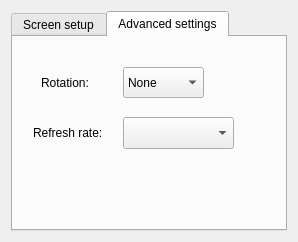
First picture: the form in lxqt-config-monitor/monitorwidget.ui, repository lxqt/lxqt-config, before the edit.
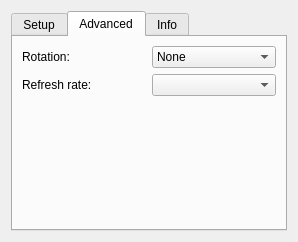
Second picture: the form after the edit. The open tabs and pages were chosen to show the change.

Commit message: lxqt-config-monitor: Display EDID information in an additional tab

```diff
--- a/lxqt-config-monitor/monitorwidget.ui
+++ b/lxqt-config-monitor/monitorwidget.ui
@@ -21,7 +21,7 @@
      </property>
      <widget class="QWidget" name="tabSettings">
       <attribute name="title">
-       <string>Screen setup</string>
+       <string>Setup</string>
       </attribute>
       <layout class="QGridLayout" name="gridLayout">
        <item row="8" column="0" colspan="2">
@@ -166,17 +166,40 @@
      </widget>
      <widget class="QWidget" name="tabAdvanced">
       <attribute name="title">
-       <string>Advanced settings</string>
+       <string>Advanced</string>
       </attribute>
+      <layout class="QGridLayout" name="gridLayout_3">
+       <item row="0" column="0">
+        <layout class="QGridLayout" name="gridLayout_2">
+         <item row="3" column="0" colspan="2">
+          <spacer name="verticalSpacer_2">
+           <property name="orientation">
+            <enum>Qt::Vertical</enum>
+           </property>
+           <property name="sizeHint" stdset="0">
+            <size>
+             <width>20</width>
+             <height>40</height>
+            </size>
+           </property>
+          </spacer>
+         </item>
+         <item row="1" column="0">
+          <widget class="QLabel" name="rateLabel">
+           <property name="text">
+            <string>Refresh rate:</string>
+           </property>
+          </widget>
+         </item>
+         <item row="0" column="0">
+          <widget class="QLabel" name="orientationLabel">
+           <property name="text">
+            <string>Rotation:</string>
+           </property>
+          </widget>
+         </item>
+         <item row="0" column="1">
       <widget class="QComboBox" name="orientationCombo">
-       <property name="geometry">
-        <rect>
-         <x>110</x>
-         <y>30</y>
-         <width>81</width>
-         <height>31</height>
-        </rect>
-       </property>
        <item>
         <property name="text">
          <string>None</string>
@@ -198,28 +221,9 @@
         </property>
        </item>
       </widget>
-      <widget class="QLabel" name="orientationLabel">
-       <property name="geometry">
-        <rect>
-         <x>28</x>
-         <y>30</y>
-         <width>76</width>
-         <height>31</height>
-        </rect>
-       </property>
-       <property name="text">
-        <string>Rotation:</string>
-       </property>
-      </widget>
+         </item>
+         <item row="1" column="1">
       <widget class="QComboBox" name="rateCombo">
-       <property name="geometry">
-        <rect>
-         <x>110</x>
-         <y>80</y>
-         <width>111</width>
-         <height>32</height>
-        </rect>
-       </property>
        <property name="sizePolicy">
         <sizepolicy hsizetype="Preferred" vsizetype="Preferred">
          <horstretch>0</horstretch>
@@ -227,17 +231,29 @@
         </sizepolicy>
        </property>
       </widget>
-      <widget class="QLabel" name="rateLabel">
+         </item>
+        </layout>
+       </item>
+      </layout>
+     </widget>
+     <widget class="QWidget" name="tab">
+      <attribute name="title">
+       <string>Info</string>
+      </attribute>
+      <widget class="QLabel" name="outputInfoLabel">
        <property name="geometry">
         <rect>
-         <x>20</x>
-         <y>80</y>
-         <width>91</width>
-         <height>31</height>
+         <x>10</x>
+         <y>10</y>
+         <width>264</width>
+         <height>181</height>
         </rect>
        </property>
        <property name="text">
-        <string>Refresh rate:</string>
+        <string>Display information</string>
+       </property>
+       <property name="wordWrap">
+        <bool>true</bool>
        </property>
       </widget>
      </widget>
```
Lines whose indentation alone changed are shown as unchanged. The commit also changes 1 other file.
